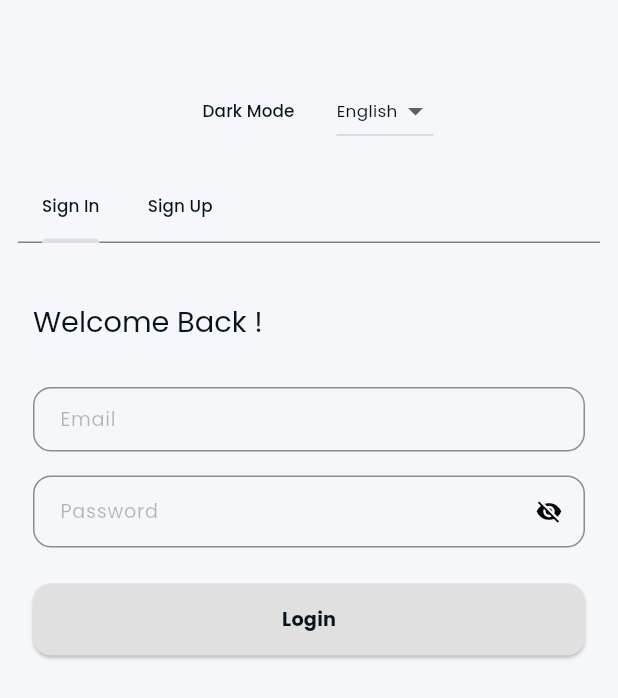
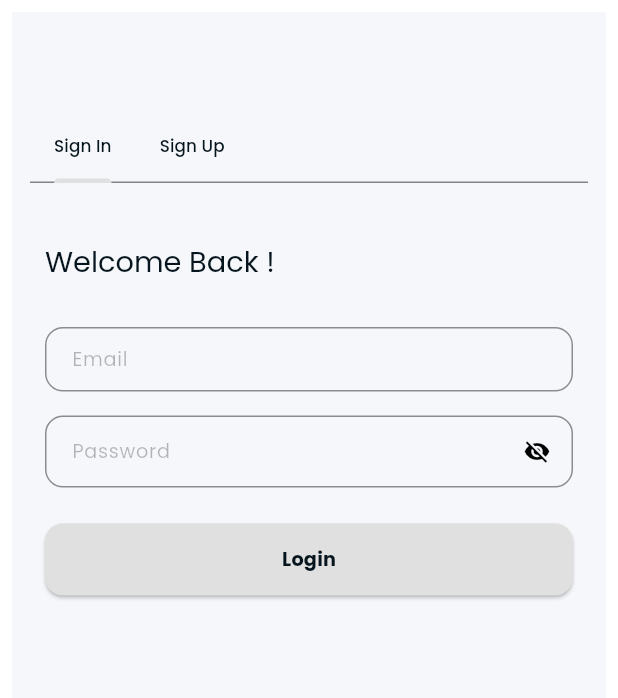
Before and after one commit to lbarsidati22/E-commerce_app, a Flutter app: the screen it shows after launch, on a phone screen of 412 x 824 dp. Shown: the top 698 px of the screen. Run offline on Flutter 3.47's test engine with Material 3 defaults, Android fonts, the phone set to English and light mode, and no system bars; our stand-ins replace bloc, dio, equatable, flutter_bloc, get_it, injectable and 3 more; generated files the repository leaves out were written again.

Commit message:
feat: refactor code

```diff
--- a/lib/features/auth/presentation/pages/auth_page.dart
+++ b/lib/features/auth/presentation/pages/auth_page.dart
@@ -1,6 +1,4 @@
-import 'package:Ecommerce/core/cubit/app_cubit.dart';
 import 'package:Ecommerce/core/extensions/project_extensions.dart';
-import 'package:Ecommerce/core/l10n/app_localizations.dart';
 import 'package:Ecommerce/core/route/app_routes.dart';
 import 'package:flutter/material.dart';
 import 'package:flutter_bloc/flutter_bloc.dart';
@@ -36,7 +34,9 @@ class AuthPage extends StatelessWidget {
             }
           },
           builder: (context, state) {
-            return DefaultTabController(
+            return Padding(
+              padding: const EdgeInsets.all(8.0),
+              child: DefaultTabController(
                 length: 2,
                 child: Scaffold(
                   body: SafeArea(
@@ -48,62 +48,7 @@ class AuthPage extends StatelessWidget {
                       child: Column(
                         children: [
                           // Theme and Language Switcher
-                        Row(
-                          mainAxisAlignment: MainAxisAlignment.center,
-                          children: [
-                            TextButton(
-                              onPressed: () {
-                                final cubit = context.read<AppCubit>();
-                                final isDark =
-                                    cubit.state.themeMode == ThemeMode.dark;
-                                cubit.changeTheme(
-                                  isDark ? ThemeMode.light : ThemeMode.dark,
-                                );
-                              },
-                              child: Text(
-                                context.watch<AppCubit>().state.themeMode ==
-                                        ThemeMode.light
-                                    ? 'Light Mode'
-                                    : 'Dark Mode',
-                                style: context.textTheme.titleSmall,
-                              ),
-                            ),
-                            SizedBox(width: 16),
-                            DropdownButton<String>(
-                              dropdownColor: Theme.of(
-                                context,
-                              ).colorScheme.surface,
-                              value: context
-                                  .watch<AppCubit>()
-                                  .state
-                                  .locale
-                                  .languageCode,
-                              style: Theme.of(context).textTheme.bodyMedium,
-                              onChanged: (value) {
-                                if (value != null) {
-                                  context.read<AppCubit>().changeLanguage(
-                                    value,
-                                  );
-                                }
-                              },
-                              items: AppLocalizations.supportedLocales.map((
-                                locale,
-                              ) {
-                                return DropdownMenuItem(
-                                  value: locale.languageCode,
-                                  child: Text(
-                                    locale.languageCode == 'en'
-                                        ? 'English'
-                                        : 'Arabic',
-                                    style: Theme.of(
-                                      context,
-                                    ).textTheme.bodyMedium,
-                                  ),
-                                );
-                              }).toList(),
-                            ),
-                          ],
-                        ),
+                          // ThemeAndLangWidget(),
                           SizedBox(height: 16),
                           TabBar(
                             isScrollable: true,
@@ -131,6 +76,7 @@ class AuthPage extends StatelessWidget {
                     ),
                   ),
                 ),
+              ),
             );
           },
         );
```
Also changed, not shown: lib/features/auth/presentation/widgets/theme_and_lang_widget.dart (added, +51 -0 lines). Lines whose indentation alone changed are shown as unchanged.
